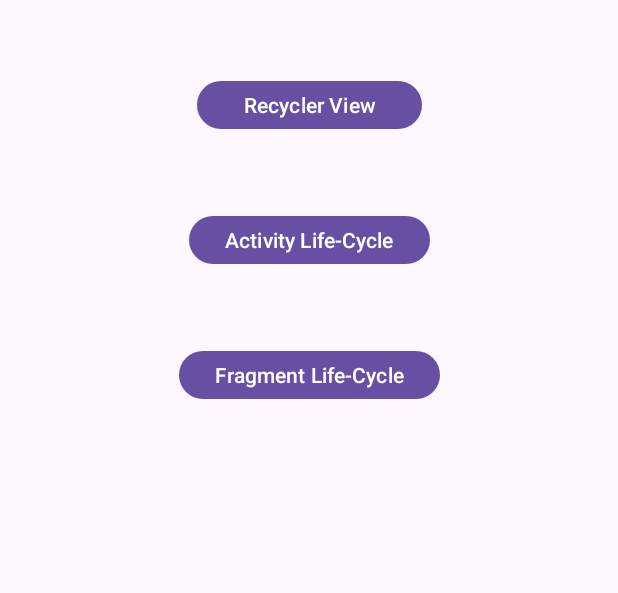
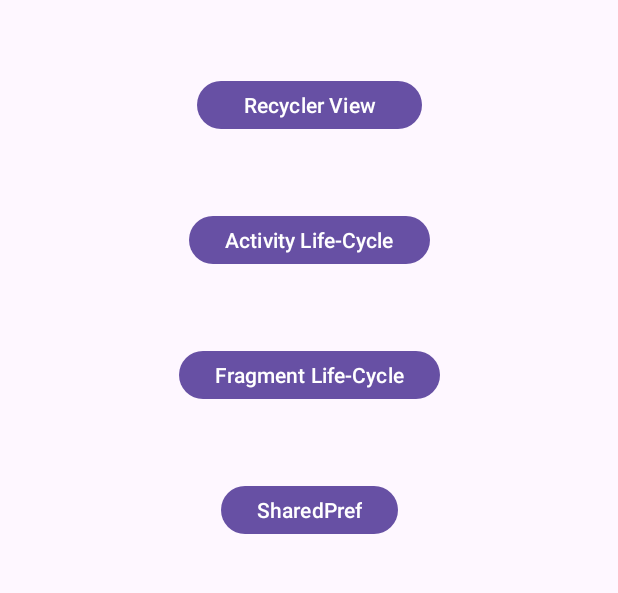
Before and after one commit to Rahulbitcot/Learning_App, an Android app: the screen it shows after launch (MainActivity), on a phone screen of 412 x 824 dp, the part 60-653 px from its top. Run offline under Robolectric (Android 15) with nearby library versions, the phone set to English and light mode, and no system bars.

Commit message:
SharedPref

```diff
--- a/app/src/main/AndroidManifest.xml
+++ b/app/src/main/AndroidManifest.xml
@@ -3,6 +3,7 @@
     xmlns:tools="http://schemas.android.com/tools">
 
     <application
+        android:name=".MyApplication"
         android:allowBackup="true"
         android:dataExtractionRules="@xml/data_extraction_rules"
         android:fullBackupContent="@xml/backup_rules"
@@ -12,6 +13,9 @@
         android:supportsRtl="true"
         android:theme="@style/Theme.LearningApp"
         tools:targetApi="31">
+        <activity
+            android:name=".database.SharedPref"
+            android:exported="false" />
         <activity
             android:name=".fragmentLifeCycle.FragmentLifeCycle"
             android:exported="false" />
--- a/app/src/main/java/com/example/learningapp/MainActivity.kt
+++ b/app/src/main/java/com/example/learningapp/MainActivity.kt
@@ -3,8 +3,10 @@ package com.example.learningapp
 import com.example.learningapp.recyclerView.RecyclerViewActivity
 import android.content.Intent
 import android.os.Bundle
+import android.widget.Toast
 import androidx.appcompat.app.AppCompatActivity
 import com.example.learningapp.activityLifeCycle.ActivityLifeCycle
+import com.example.learningapp.database.SharedPref
 import com.example.learningapp.databinding.ActivityMainBinding
 import com.example.learningapp.fragmentLifeCycle.FragmentLifeCycle
 import com.google.android.material.button.MaterialButton
@@ -14,15 +16,16 @@ class MainActivity : AppCompatActivity() {
 
     private lateinit var binding: ActivityMainBinding
 
+
     override fun onCreate(savedInstanceState: Bundle?) {
         super.onCreate(savedInstanceState)
         binding = ActivityMainBinding.inflate(layoutInflater)
         setContentView(binding.root)
 
-            onBtnClick(binding.btRecyclerView ,RecyclerViewActivity::class.java )
-            onBtnClick(binding.btActivityLifecycle ,ActivityLifeCycle::class.java )
-            onBtnClick(binding.btFragmentLifeCycle ,FragmentLifeCycle::class.java )
-
+        onBtnClick(binding.btRecyclerView ,RecyclerViewActivity::class.java )
+        onBtnClick(binding.btActivityLifecycle ,ActivityLifeCycle::class.java )
+        onBtnClick(binding.btFragmentLifeCycle ,FragmentLifeCycle::class.java )
+        onBtnClick(binding.btSharedPref , SharedPref::class.java )
 
     }
 
--- /dev/null
+++ b/app/src/main/java/com/example/learningapp/MyApplication.kt
@@ -0,0 +1,33 @@
+package com.example.learningapp
+
+import android.app.Application
+import android.content.Context
+import android.content.SharedPreferences
+
+open class MyApplication : Application() {
+
+    private val COUNTER_KEY = "Counter_Value"
+    private lateinit var sharedPreferences: SharedPreferences
+
+    override fun onCreate() {
+        super.onCreate()
+
+        sharedPreferences = getSharedPreferences("learning_app_SharedPref", Context.MODE_PRIVATE)
+        val counter = sharedPreferences.getInt(COUNTER_KEY, 0)
+        setCounterValue(counter + 1)
+        getCounterValue()
+    }
+
+    fun getCounterValue(): Int{
+        sharedPreferences = getSharedPreferences("learning_app_SharedPref", Context.MODE_PRIVATE)
+        val counter = sharedPreferences.getInt(COUNTER_KEY, 0)
+        return counter
+    }
+
+    private fun setCounterValue(value: Int) {
+        with(sharedPreferences.edit()) {
+            putInt(COUNTER_KEY, value)
+            apply()
+        }
+    }
+}
--- a/app/src/main/res/layout/activity_main.xml
+++ b/app/src/main/res/layout/activity_main.xml
@@ -55,4 +55,14 @@
         app:layout_constraintStart_toStartOf="parent"
         app:layout_constraintEnd_toEndOf="parent"/>
 
+    <com.google.android.material.button.MaterialButton
+        android:id="@+id/btSharedPref"
+        android:layout_width="wrap_content"
+        android:layout_height="40dp"
+        android:text="@string/sharedpref"
+        android:layout_marginTop="50dp"
+        app:layout_constraintTop_toBottomOf="@+id/btFragmentLifeCycle"
+        app:layout_constraintStart_toStartOf="parent"
+        app:layout_constraintEnd_toEndOf="parent"/>
+
 </androidx.constraintlayout.widget.ConstraintLayout>
--- a/app/src/main/res/values/strings.xml
+++ b/app/src/main/res/values/strings.xml
@@ -20,4 +20,6 @@
     <string name="hello_blank_fragment">Hello blank fragment</string>
     <string name="fragment2">Fragment 2</string>
     <string name="fragment1">Fragment 1</string>
+    <string name="sharedpref">SharedPref</string>
+    <string name="sharedprefToolbar">SharedPref</string>
 </resources>
```
Also changed, not shown: app/src/main/java/com/example/learningapp/database/SharedPref.kt (added, +26 -0 lines), app/src/main/res/layout/activity_shared_pref.xml (added, +40 -0 lines).
